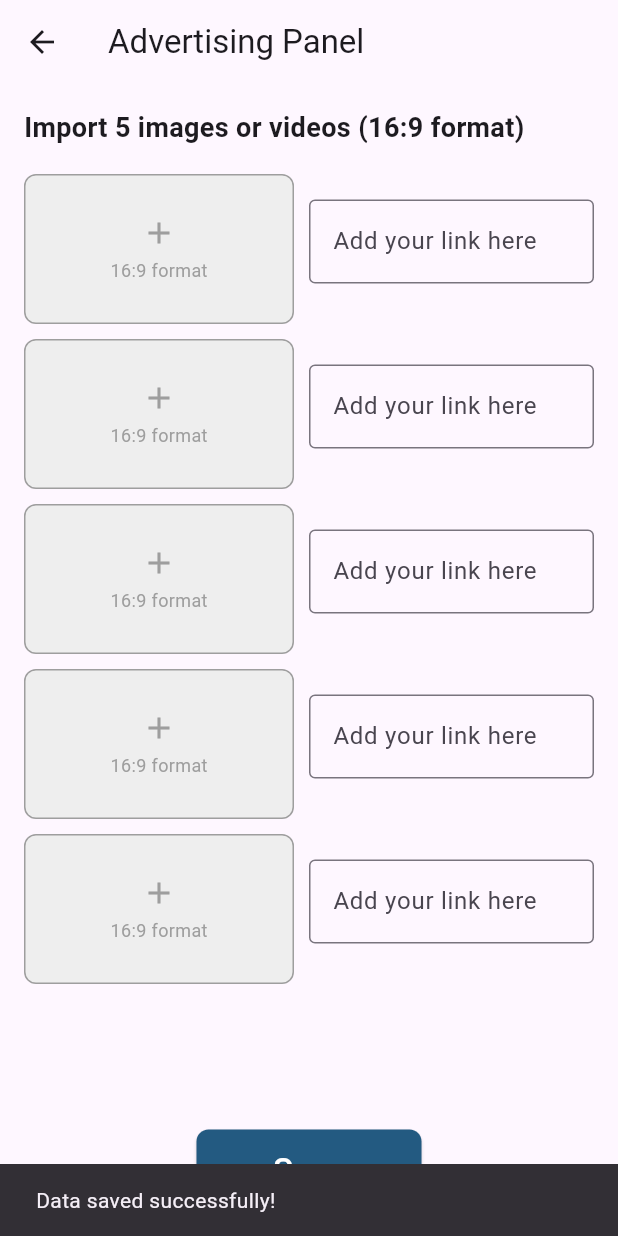
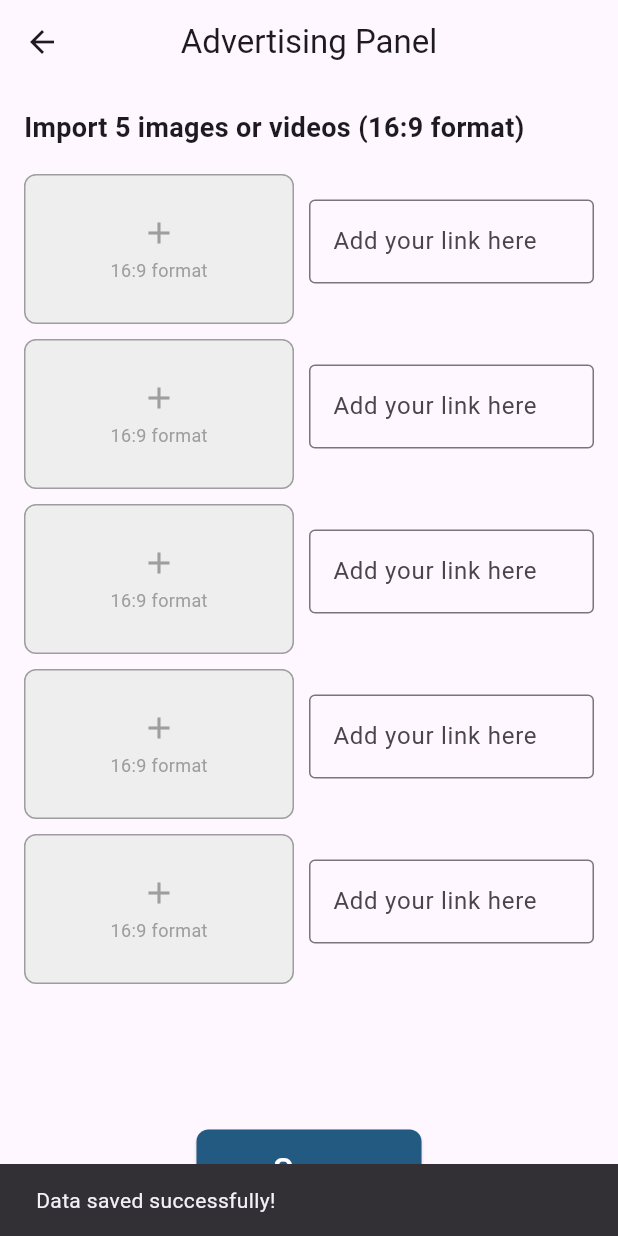
Before and after one commit to Aminebht/Panne, a Flutter app: the AdvertisingPanelPage screen opened directly, after a tap on "Save", on a phone screen of 412 x 824 dp. Run offline on Flutter 3.47's test engine with Material 3 defaults, Android fonts, the light colour scheme and no system bars; our stand-ins replace cloud_firestore, firebase_auth, firebase_core, firebase_messaging, firebase_storage, flutter_animate and 18 more; missing offline and left inert: flutter_app_badger, flutter_facebook_auth, flutter_sound, zego_uikit_prebuilt_call, zego_uikit_signaling_plugin; accounts and stored records are empty; generated files the repository leaves out were written again.

Commit message:
"Ui Enhanced"

```diff
--- a/lib/main.dart
+++ b/lib/main.dart
@@ -24,7 +24,6 @@ void main() async {
   await Firebase.initializeApp();
   await MobileAds.instance.initialize();
   await deleteExpiredJobs();
-
   /// 1.1.2: set navigator key to ZegoUIKitPrebuiltCallInvitationService
   ZegoUIKitPrebuiltCallInvitationService().setNavigatorKey(navigatorKey);
 
@@ -79,6 +78,7 @@ class _MyAppState extends State<MyApp> with WidgetsBindingObserver {
     FlutterAppBadger.removeBadge();
     _initializeUser();
     WidgetsBinding.instance?.addObserver(this);
+
   }
 
   @override
--- a/lib/pages/AdsCarousel.dart
+++ b/lib/pages/AdsCarousel.dart
@@ -65,6 +65,7 @@ class _AdsCarouselState extends State<AdsCarousel> {
       _videoController?.dispose();
       _videoController = null;
 
+      // ignore: deprecated_member_use
       _videoController = VideoPlayerController.network(ads[currentIndex]['mediaUrl']!)
         ..initialize().then((_) {
           if (mounted) {
@@ -76,7 +77,7 @@ class _AdsCarouselState extends State<AdsCarousel> {
         });
     } else {
       imageTimer?.cancel();
-      imageTimer = Timer(Duration(seconds: 5), () {
+      imageTimer = Timer(const Duration(seconds: 5), () {
         if (mounted) {
           switchToNextMedia();
         }
@@ -167,7 +168,7 @@ class _AdsCarouselState extends State<AdsCarousel> {
                           aspectRatio: 16 / 9,
                           child: VideoPlayer(_videoController!),
                         )
-                      : Center(child: CircularProgressIndicator()),
+                      : Center(child: SpinningImage()),
             ),
             if (ad['mediaType'] == 'video')
               Positioned(
--- a/lib/pages/admin pages/ads_panel.dart
+++ b/lib/pages/admin pages/ads_panel.dart
@@ -78,31 +78,100 @@ class _AdvertisingPanelPageState extends State<AdvertisingPanelPage> {
 
 Future<void> _loadData() async {
   try {
+    setState(() {
+      _isLoading = true;
+    });
+
     DocumentSnapshot doc = await FirebaseFirestore.instance
         .collection('adsPanel')
         .doc('advertisements')
         .get();
 
     if (doc.exists) {
-        List<dynamic> ads = doc['ads'];
+      // Debug print to see the raw data
+      print("Raw document data: ${doc.data()}");
 
-        for (int i = 0; i < ads.length && i < 5; i++) {
-          _mediaItems[i]['url'] = ads[i]['mediaUrl'];
-          _mediaItems[i]['type'] = ads[i]['mediaType'];
-          _linkControllers[i].text = ads[i]['link'];
+      Map<String, dynamic> data = doc.data() as Map<String, dynamic>;
+      List<dynamic> ads = data['ads'] as List<dynamic>;
 
-          if (_mediaItems[i]['type'] == 'video') {
-            _initializeVideoController(i, _mediaItems[i]['url']);
+      // Debug print for ads data
+      print("Ads data: $ads");
+      print("Number of ads: ${ads.length}");
+
+      // Reset existing media items
+      for (int i = 0; i < _mediaItems.length; i++) {
+        if (_mediaItems[i]['controller'] != null) {
+          await _mediaItems[i]['controller']?.dispose();
+        }
+        _mediaItems[i] = {'url': null, 'type': null, 'controller': null};
+        _linkControllers[i].clear();
+      }
+
+      // Load ads from the list
+      for (int i = 0; i < ads.length && i < _mediaItems.length; i++) {
+        Map<String, dynamic> adData = ads[i] as Map<String, dynamic>;
+
+        // Debug print for each ad
+        print("Loading ad $i: $adData");
+
+        setState(() {
+          _mediaItems[i] = {
+            'url': adData['mediaUrl'],
+            'type': adData['mediaType'],
+            'controller': null
+          };
+          _linkControllers[i].text = adData['link'] ?? '';
+        });
+
+        // Initialize video controller if it's a video
+        if (adData['mediaType'] == 'video' && adData['mediaUrl'] != null) {
+          await _initializeVideoController(i, adData['mediaUrl']);
         }
       }
     }
-    } catch (e) {
+  } catch (e, stackTrace) {
+    // Enhanced error logging
     print("Error loading data: $e");
-    }
-
+    print("Stack trace: $stackTrace");
+    ScaffoldMessenger.of(context).showSnackBar(
+      SnackBar(content: Text("Error loading media items: $e")),
+    );
+  } finally {
     setState(() {
       _isLoading = false;
     });
+  }
+}
+
+// Update the save method to match the list structure
+Future<void> _saveData() async {
+  try {
+    List<Map<String, dynamic>> adsList = [];
+
+    for (int i = 0; i < _mediaItems.length; i++) {
+      if (_mediaItems[i]['url'] != null) {
+        adsList.add({
+          'mediaUrl': _mediaItems[i]['url'],
+          'mediaType': _mediaItems[i]['type'],
+          'link': _linkControllers[i].text.isNotEmpty ? _linkControllers[i].text : null,
+        });
+      }
+    }
+
+    await FirebaseFirestore.instance
+        .collection('adsPanel')
+        .doc('advertisements')
+        .set({'ads': adsList});
+
+    ScaffoldMessenger.of(context).showSnackBar(
+      SnackBar(content: Text("Data saved successfully!")),
+    );
+  } catch (e) {
+    print("Error saving data: $e");
+    ScaffoldMessenger.of(context).showSnackBar(
+      SnackBar(content: Text("Error saving data: $e")),
+    );
+  }
 }
 
   Future<void> _initializeVideoController(int index, String videoUrl) async {
@@ -209,29 +278,6 @@ class _AdvertisingPanelPageState extends State<AdvertisingPanelPage> {
     });
   }
 
-  Future<void> _saveData() async {
-  List<Map<String, dynamic>> adData = [];
-
-  for (int i = 0; i < 5; i++) {
-    if (_mediaItems[i]['url'] != null) {
-      adData.add({
-        'mediaUrl': _mediaItems[i]['url'],
-        'mediaType': _mediaItems[i]['type'],
-        'link': _linkControllers[i].text.isNotEmpty ? _linkControllers[i].text : null, // Allow null link
-      });
-    }
-  }
-
-  await FirebaseFirestore.instance
-      .collection('adsPanel')
-      .doc('advertisements')
-      .set({'ads': adData});
-
-  ScaffoldMessenger.of(context).showSnackBar(
-    SnackBar(content: Text("Data saved successfully!")),
-  );
-}
-
 
   Widget _buildMediaPreview(int index) {
     if (_mediaItems[index]['url'] == null) {
@@ -332,6 +378,7 @@ Widget build(BuildContext context) {
   return Scaffold(
     appBar: AppBar(
       title: Text("Advertising Panel"),
+      centerTitle: true,
       leading: IconButton(
         icon: Icon(Icons.arrow_back),
         onPressed: () => Navigator.of(context).pop(),
--- a/lib/pages/admin pages/home_page_admin.dart
+++ b/lib/pages/admin pages/home_page_admin.dart
@@ -467,6 +467,7 @@ class _HomePage_adminState extends State<HomePage_admin> {
                         child: Padding(
                           padding: const EdgeInsets.symmetric(horizontal: 6.0, vertical: 6),
                           child: Chip(
+  padding: EdgeInsets.symmetric(horizontal: 6.0, vertical: 4),
   label: const Text(
     '+',
     style: TextStyle(
@@ -477,8 +478,10 @@ class _HomePage_adminState extends State<HomePage_admin> {
   backgroundColor: const Color(0xFFE29100),
   shape: RoundedRectangleBorder(
     borderRadius: BorderRadius.circular(8),
+    side: BorderSide(color: Color(0xFFE29100), width: 1), // Change the border color here
   ),
 ),
+
                         ),
                       );
                     } else {
--- a/lib/pages/artison_page.dart
+++ b/lib/pages/artison_page.dart
@@ -371,7 +371,7 @@ Future<void> checkFreeTrialStatus() async {
                             Scaffold.of(context).openDrawer();
                           },
                           child: Padding(
-                            padding: const EdgeInsets.only(right: 20, left: 20),
+                            padding: const EdgeInsets.only(right: 30, left: 40),
                             child: Image.asset(
                               constants.logoPath,
                               height: 50,
--- a/lib/pages/home_page.dart
+++ b/lib/pages/home_page.dart
@@ -371,7 +371,7 @@ class _HomePageState extends State<HomePage> {
                 children: [
                   Padding(
                     padding:
-                        const EdgeInsets.only(top: 40, left: 20, right: 20),
+                        const EdgeInsets.only(top: 40, left: 40, right: 20),
                     child: Builder(builder: (BuildContext context) {
                       return GestureDetector(
                           onTap: () {
--- a/pubspec.yaml
+++ b/pubspec.yaml
@@ -16,8 +16,7 @@ publish_to: 'none' # Remove this line if you wish to publish to pub.dev
 # https://developer.apple.com/library/archive/documentation/General/Reference/InfoPlistKeyReference/Articles/CoreFoundationKeys.html
 # In Windows, build-name is used as the major, minor, and patch parts
 # of the product and file versions while build-number is used as the build suffix.
-version: 1.1.28+28
-
+version: 1.1.28+29
 environment:
   sdk: '>=3.1.0 <4.0.0'
 
```
Also changed, not shown: lib/pages/Forgot_password.dart (+7 -5 lines), lib/pages/admin pages/calls_stats.dart (+11 -6 lines). Lines whose indentation alone changed are shown as unchanged.
